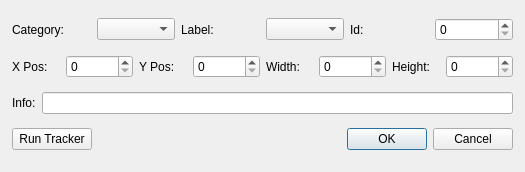
Before: the Qt Designer form modules/app/dialogboundingbox.ui in smartsenselab/SSAT, drawn with Qt 5.
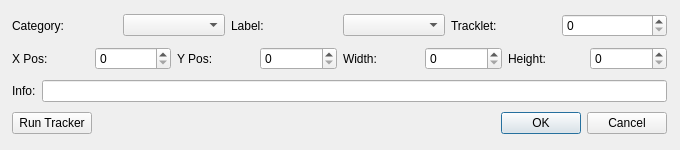
After: the same form once the commit is applied.

Commit message: Changing DialogBoundingBox width

```diff
--- a/modules/app/dialogboundingbox.ui
+++ b/modules/app/dialogboundingbox.ui
@@ -2,14 +2,23 @@
 <ui version="4.0">
  <class>DialogBoundingBox</class>
  <widget class="QDialog" name="DialogBoundingBox">
+  <property name="enabled">
+   <bool>true</bool>
+  </property>
   <property name="geometry">
    <rect>
     <x>0</x>
     <y>0</y>
-    <width>525</width>
-    <height>172</height>
+    <width>680</width>
+    <height>150</height>
    </rect>
   </property>
+  <property name="sizePolicy">
+   <sizepolicy hsizetype="Fixed" vsizetype="Fixed">
+    <horstretch>0</horstretch>
+    <verstretch>0</verstretch>
+   </sizepolicy>
+  </property>
   <property name="windowTitle">
    <string>Bounding Box Adjust</string>
   </property>
@@ -18,8 +27,8 @@
     <rect>
      <x>12</x>
      <y>10</y>
-     <width>501</width>
-     <height>151</height>
+     <width>655</width>
+     <height>130</height>
     </rect>
    </property>
    <layout class="QVBoxLayout" name="verticalLayout">
@@ -33,7 +42,17 @@
        </widget>
       </item>
       <item>
-       <widget class="QComboBox" name="comboBoxCategory"/>
+       <widget class="QComboBox" name="comboBoxCategory">
+        <property name="maximumSize">
+         <size>
+          <width>102</width>
+          <height>16777215</height>
+         </size>
+        </property>
+        <property name="sizeAdjustPolicy">
+         <enum>QComboBox::AdjustToContentsOnFirstShow</enum>
+        </property>
+       </widget>
       </item>
       <item>
        <widget class="QLabel" name="labelLabel">
@@ -43,12 +62,19 @@
        </widget>
       </item>
       <item>
-       <widget class="QComboBox" name="comboBoxLabel"/>
+       <widget class="QComboBox" name="comboBoxLabel">
+        <property name="maximumSize">
+         <size>
+          <width>102</width>
+          <height>16777215</height>
+         </size>
+        </property>
+       </widget>
       </item>
       <item>
        <widget class="QLabel" name="labelId">
         <property name="text">
-         <string>Id:</string>
+         <string>Tracklet:</string>
         </property>
        </widget>
       </item>
```
The commit also changes 1 other file.
